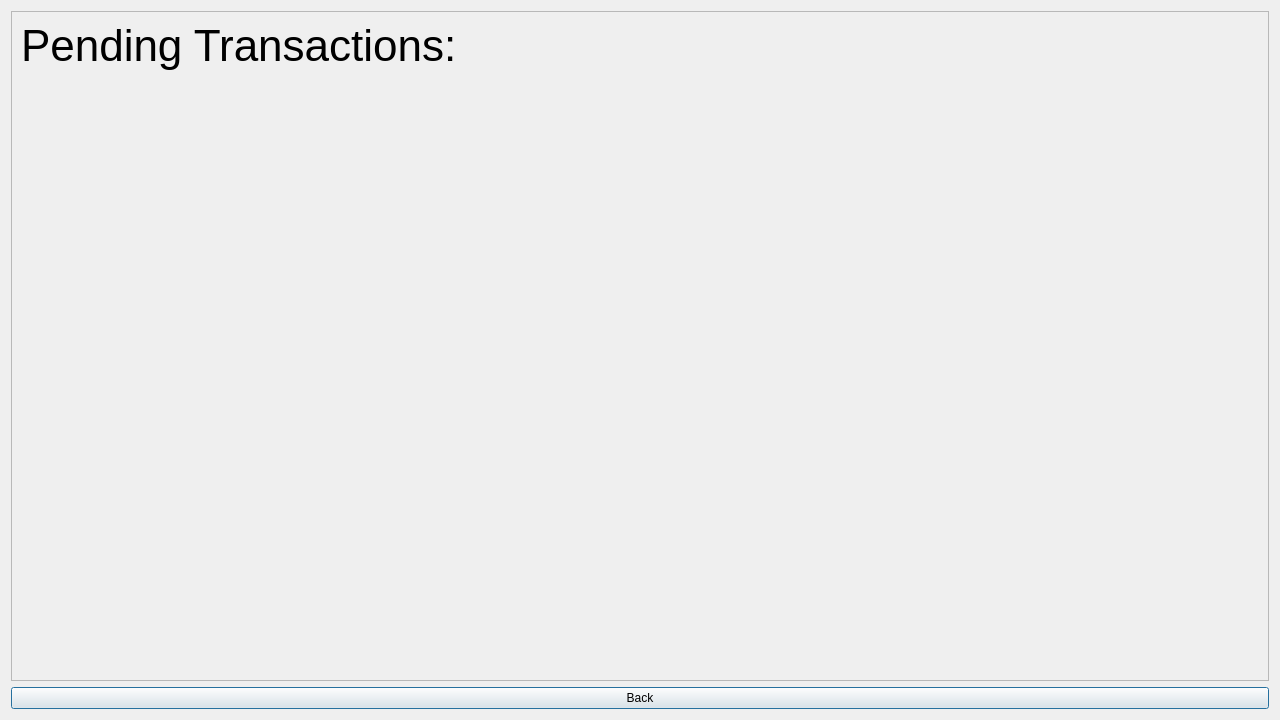
First picture: the form in Ds_project/pendingtransactionswindow.ui, repository mohamed-khalid-gamal/Ds_Project, before the edit.
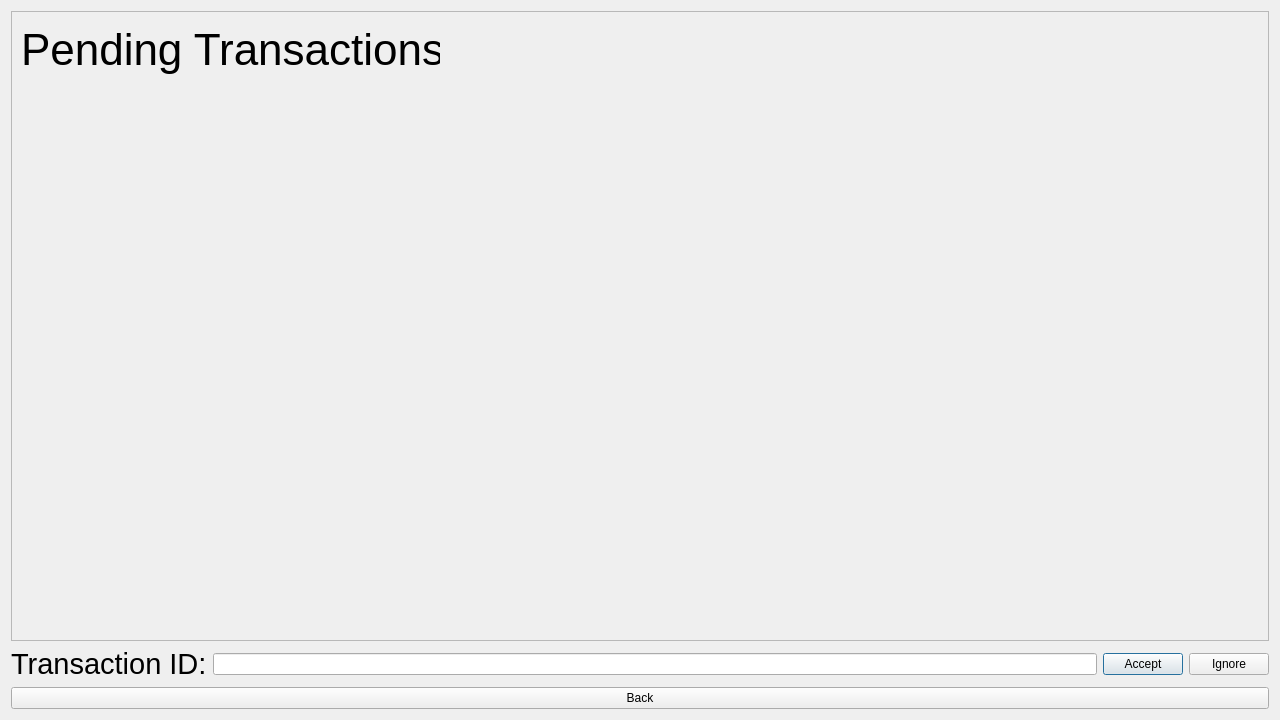
Second picture: the form after the edit.

What changed in the file:
```diff
--- a/Ds_project/pendingtransactionswindow.ui
+++ b/Ds_project/pendingtransactionswindow.ui
@@ -13,7 +13,7 @@
   <property name="windowTitle">
    <string>Dialog</string>
   </property>
-  <layout class="QVBoxLayout" name="verticalLayout_2">
+  <layout class="QVBoxLayout" name="verticalLayout">
    <item>
     <widget class="QScrollArea" name="scrollArea">
      <property name="widgetResizable">
@@ -28,12 +28,18 @@
         <x>0</x>
         <y>0</y>
         <width>1260</width>
-        <height>667</height>
+        <height>621</height>
        </rect>
       </property>
-      <layout class="QVBoxLayout" name="verticalLayout">
-       <item alignment="Qt::AlignTop">
         <widget class="QLabel" name="label">
+       <property name="geometry">
+        <rect>
+         <x>9</x>
+         <y>9</y>
+         <width>419</width>
+         <height>58</height>
+        </rect>
+       </property>
          <property name="font">
           <font>
            <pointsize>33</pointsize>
@@ -43,10 +49,41 @@
           <string>Pending Transactions:</string>
          </property>
         </widget>
-       </item>
-      </layout>
-     </widget>
-    </widget>
+     </widget>
+    </widget>
+   </item>
+   <item>
+    <layout class="QHBoxLayout" name="horizontalLayout">
+     <item>
+      <widget class="QLabel" name="label_2">
+       <property name="font">
+        <font>
+         <pointsize>22</pointsize>
+        </font>
+       </property>
+       <property name="text">
+        <string>Transaction ID:</string>
+       </property>
+      </widget>
+     </item>
+     <item>
+      <widget class="QLineEdit" name="lineEdit"/>
+     </item>
+     <item>
+      <widget class="QPushButton" name="pushButton_2">
+       <property name="text">
+        <string>Accept</string>
+       </property>
+      </widget>
+     </item>
+     <item>
+      <widget class="QPushButton" name="pushButton_3">
+       <property name="text">
+        <string>Ignore</string>
+       </property>
+      </widget>
+     </item>
+    </layout>
    </item>
    <item>
     <widget class="QPushButton" name="pushButton">
```
Lines whose indentation alone changed are shown as unchanged.
